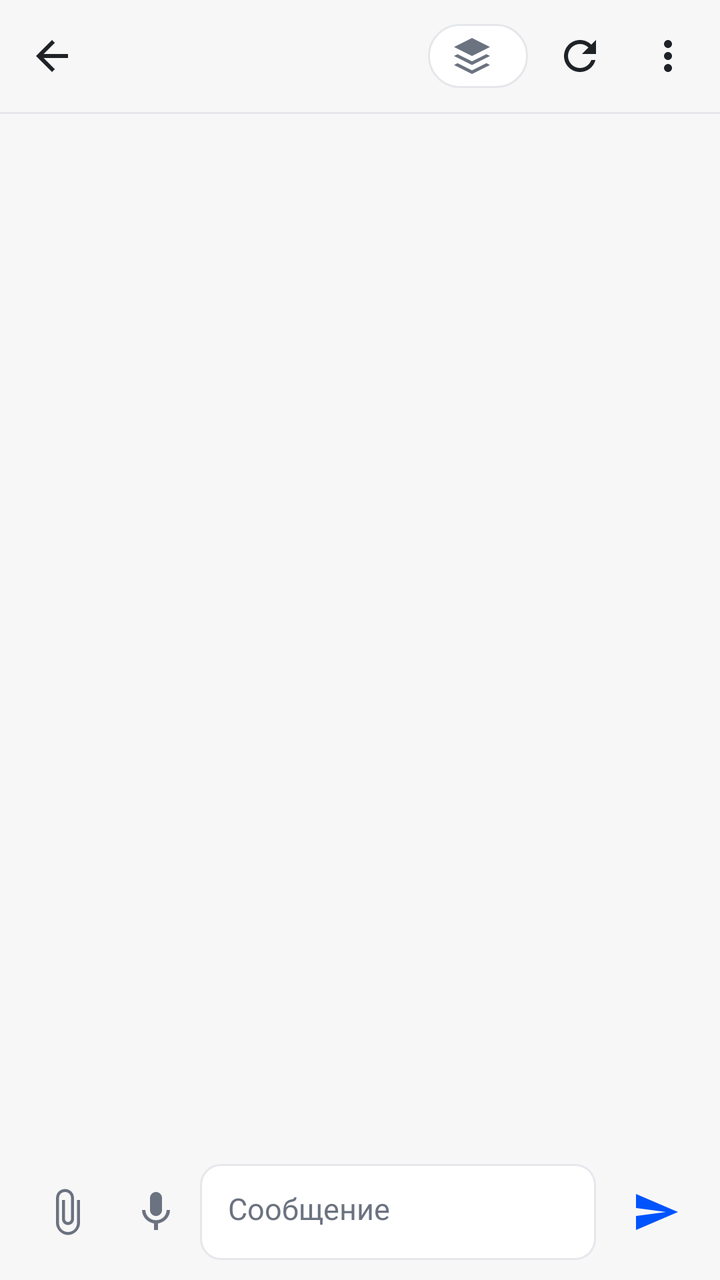
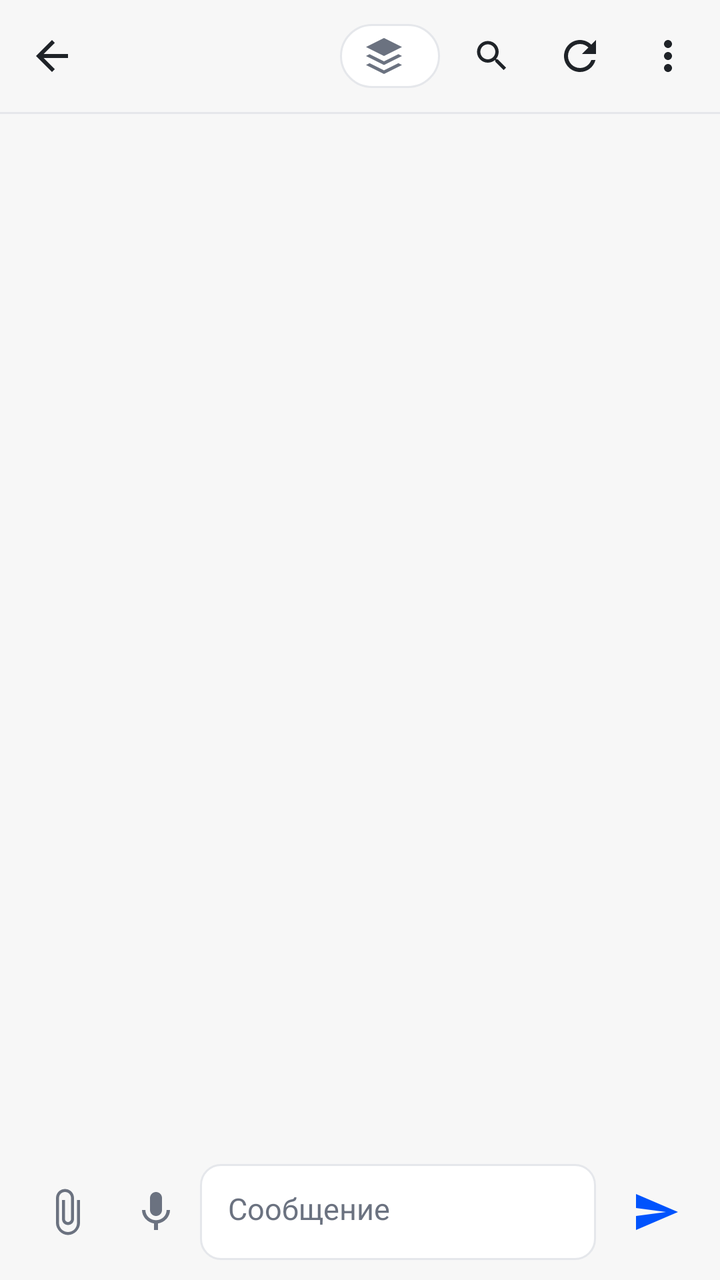

Before-and-after screenshots of an Android layout around one commit, followed by the original layout XML and the change that was made.
<!-- AndroidManifest.xml: activity theme Theme.Hermes -->
<!-- res/layout/activity_chat.xml -->
<?xml version="1.0" encoding="utf-8"?>
<LinearLayout xmlns:android="http://schemas.android.com/apk/res/android"
    android:layout_width="match_parent"
    android:layout_height="match_parent"
    android:background="@color/app_bg"
    android:orientation="vertical">

    
    <LinearLayout
        android:layout_width="match_parent"
        android:layout_height="56dp"
        android:background="@color/app_bg"
        android:gravity="center_vertical"
        android:orientation="horizontal"
        android:paddingStart="4dp"
        android:paddingEnd="4dp">

        <ImageButton
            android:id="@+id/btnBack"
            android:layout_width="44dp"
            android:layout_height="44dp"
            android:background="?android:attr/selectableItemBackgroundBorderless"
            android:contentDescription="@string/back"
            android:src="@drawable/ic_back"
            android:tint="@color/text_primary" />

        <TextView
            android:id="@+id/title"
            android:layout_width="0dp"
            android:layout_height="wrap_content"
            android:layout_marginStart="4dp"
            android:layout_weight="1"
            android:ellipsize="end"
            android:maxLines="1"
            android:textColor="@color/text_primary"
            android:textSize="16sp"
            android:textStyle="bold" />

        
        <TextView
            android:id="@+id/btnModel"
            android:layout_width="wrap_content"
            android:layout_height="32dp"
            android:layout_marginEnd="4dp"
            android:background="@drawable/bg_chip"
            android:drawableStart="@drawable/ic_model"
            android:drawablePadding="6dp"
            android:drawableTint="@color/text_secondary"
            android:ellipsize="end"
            android:gravity="center_vertical"
            android:maxLines="1"
            android:paddingStart="10dp"
            android:paddingEnd="10dp"
            android:textColor="@color/text_secondary"
            android:textSize="12sp" />

        <ImageButton
            android:id="@+id/btnReload"
            android:layout_width="44dp"
            android:layout_height="44dp"
            android:background="?android:attr/selectableItemBackgroundBorderless"
            android:contentDescription="@string/refresh"
            android:src="@drawable/ic_refresh"
            android:tint="@color/text_primary" />

        <ImageButton
            android:id="@+id/btnMore"
            android:layout_width="44dp"
            android:layout_height="44dp"
            android:background="?android:attr/selectableItemBackgroundBorderless"
            android:contentDescription="@string/session_actions"
            android:src="@drawable/ic_more"
            android:tint="@color/text_primary" />
    </LinearLayout>

    <View
        android:layout_width="match_parent"
        android:layout_height="1dp"
        android:background="@color/divider" />

    <FrameLayout
        android:layout_width="match_parent"
        android:layout_height="0dp"
        android:layout_weight="1">

        <androidx.recyclerview.widget.RecyclerView
            android:id="@+id/messages"
            android:layout_width="match_parent"
            android:layout_height="match_parent"
            android:clipToPadding="false"
            android:paddingTop="8dp"
            android:paddingBottom="8dp"
            android:scrollbars="none" />

        
        <TextView
            android:id="@+id/timeline"
            android:layout_width="wrap_content"
            android:layout_height="wrap_content"
            android:layout_gravity="center_horizontal|top"
            android:layout_marginTop="6dp"
            android:alpha="0"
            android:background="@drawable/bg_chip"
            android:paddingStart="12dp"
            android:paddingTop="5dp"
            android:paddingEnd="12dp"
            android:paddingBottom="5dp"
            android:textColor="@color/text_primary"
            android:textSize="11sp" />
    </FrameLayout>

    <TextView
        android:id="@+id/status"
        android:layout_width="match_parent"
        android:layout_height="wrap_content"
        android:paddingStart="16dp"
        android:paddingEnd="16dp"
        android:paddingBottom="4dp"
        android:textColor="@color/text_secondary"
        android:textSize="12sp"
        android:visibility="gone" />

    
    <FrameLayout
        android:id="@+id/attachPreview"
        android:layout_width="wrap_content"
        android:layout_height="wrap_content"
        android:layout_gravity="start"
        android:layout_marginStart="16dp"
        android:layout_marginBottom="4dp"
        android:visibility="gone">

        <ImageView
            android:id="@+id/attachThumb"
            android:layout_width="120dp"
            android:layout_height="120dp"
            android:contentDescription="@string/attached_image"
            android:scaleType="centerCrop" />

        <ImageButton
            android:id="@+id/attachRemove"
            android:layout_width="32dp"
            android:layout_height="32dp"
            android:layout_gravity="end|top"
            android:background="#AA000000"
            android:contentDescription="@string/remove_image"
            android:src="@drawable/ic_back"
            android:tint="@color/text_primary" />
    </FrameLayout>

    
    <LinearLayout
        android:layout_width="match_parent"
        android:layout_height="wrap_content"
        android:background="@color/app_bg"
        android:gravity="bottom"
        android:orientation="horizontal"
        android:paddingStart="12dp"
        android:paddingTop="6dp"
        android:paddingEnd="8dp"
        android:paddingBottom="10dp">

        <ImageButton
            android:id="@+id/btnAttach"
            android:layout_width="44dp"
            android:layout_height="48dp"
            android:background="?android:attr/selectableItemBackgroundBorderless"
            android:contentDescription="@string/attach_image"
            android:src="@drawable/ic_attach"
            android:tint="@color/text_secondary" />

        <ImageButton
            android:id="@+id/btnMic"
            android:layout_width="44dp"
            android:layout_height="48dp"
            android:background="?android:attr/selectableItemBackgroundBorderless"
            android:contentDescription="@string/voice_input"
            android:src="@drawable/ic_mic"
            android:tint="@color/text_secondary" />

        <EditText
            android:id="@+id/input"
            android:layout_width="0dp"
            android:layout_height="wrap_content"
            android:layout_weight="1"
            android:background="@drawable/bg_search"
            android:gravity="top|start"
            android:hint="@string/composer_hint"
            android:importantForAutofill="no"
            android:inputType="textCapSentences|textMultiLine"
            android:maxLines="6"
            android:minHeight="48dp"
            android:paddingStart="14dp"
            android:paddingTop="12dp"
            android:paddingEnd="14dp"
            android:paddingBottom="12dp"
            android:textColor="@color/text_primary"
            android:textColorHint="@color/text_secondary"
            android:textSize="15sp"
            android:autofillHints="" />

        <ImageButton
            android:id="@+id/btnSend"
            android:layout_width="48dp"
            android:layout_height="48dp"
            android:layout_marginStart="6dp"
            android:background="?android:attr/selectableItemBackgroundBorderless"
            android:contentDescription="@string/send"
            android:src="@drawable/ic_send"
            android:tint="@color/accent" />

        <ImageButton
            android:id="@+id/btnSteer"
            android:layout_width="40dp"
            android:layout_height="48dp"
            android:layout_marginStart="2dp"
            android:background="?android:attr/selectableItemBackgroundBorderless"
            android:contentDescription="@string/steer"
            android:src="@drawable/ic_steer"
            android:tint="@color/accent"
            android:visibility="gone" />
    </LinearLayout>
</LinearLayout>
<!-- resources referenced by this layout -->
<resources>
  <color name="accent">#0053fd</color>
  <color name="app_bg">#f7f7f7</color>
  <color name="divider">#e5e7eb</color>
  <color name="text_primary">#1f2328</color>
  <color name="text_secondary">#6b7280</color>
  <!-- drawable bg_chip (drawable) -->
  <?xml version="1.0" encoding="utf-8"?>
  <shape xmlns:android="http://schemas.android.com/apk/res/android" android:shape="rectangle">
      <solid android:color="@color/card_bg" />
      <corners android:radius="18dp" />
      <stroke android:width="1dp" android:color="@color/divider" />
  </shape>
  <!-- drawable bg_search (drawable) -->
  <?xml version="1.0" encoding="utf-8"?>
  <shape xmlns:android="http://schemas.android.com/apk/res/android" android:shape="rectangle">
      <solid android:color="@color/card_bg" />
      <corners android:radius="10dp" />
      <stroke android:width="1dp" android:color="@color/divider" />
  </shape>
  <string name="attach_image">Прикрепить картинку</string>
  <string name="attached_image">Картинка</string>
  <string name="back">Назад</string>
  <string name="composer_hint">Сообщение</string>
  <string name="refresh">Обновить</string>
  <string name="remove_image">Убрать картинку</string>
  <string name="send">Отправить</string>
  <string name="session_actions">Сеанс</string>
  <string name="steer">В поток</string>
  <string name="voice_input">Голосовой ввод</string>
  <color name="card_bg">#ffffff</color>
  <color name="splash_bg">#f7f7f7</color>
  <!-- unchanged entries left out for length: 9 -->
</resources>

<!-- the commit's change to res/layout/activity_chat.xml (unified diff, before → after) -->
@@ -24,17 +24,27 @@
             android:src="@drawable/ic_back"
             android:tint="@color/text_primary" />
 
-        <TextView
-            android:id="@+id/title"
+        
+        <FrameLayout
             android:layout_width="0dp"
             android:layout_height="wrap_content"
             android:layout_marginStart="4dp"
-            android:layout_weight="1"
-            android:ellipsize="end"
-            android:maxLines="1"
-            android:textColor="@color/text_primary"
-            android:textSize="16sp"
-            android:textStyle="bold" />
+            android:layout_weight="1">
+
+            <TextView
+                android:id="@+id/title"
+                android:layout_width="match_parent"
+                android:layout_height="wrap_content"
+                android:ellipsize="end"
+                android:maxLines="1"
+                android:textColor="@color/text_primary"
+                android:textSize="16sp"
+                android:textStyle="bold" />
+
+            <include
+                android:id="@+id/searchBar"
+                layout="@layout/search_bar" />
+        </FrameLayout>
 
         
         <TextView
@@ -55,6 +65,15 @@
             android:textSize="12sp" />
 
         <ImageButton
+            android:id="@+id/btnSearch"
+            android:layout_width="44dp"
+            android:layout_height="44dp"
+            android:background="?android:attr/selectableItemBackgroundBorderless"
+            android:contentDescription="@string/chat_search"
+            android:src="@drawable/ic_search"
+            android:tint="@color/text_primary" />
+
+        <ImageButton
             android:id="@+id/btnReload"
             android:layout_width="44dp"
             android:layout_height="44dp"
@@ -77,6 +96,11 @@
         android:layout_width="match_parent"
         android:layout_height="1dp"
         android:background="@color/divider" />
+
+    
+    <include
+        android:id="@+id/searchResults"
+        layout="@layout/search_results" />
 
     <FrameLayout
         android:layout_width="match_parent"
@@ -221,3 +245,90 @@
             android:visibility="gone" />
     </LinearLayout>
 </LinearLayout>
+<!-- res/layout/search_bar.xml (included above) -->
+<?xml version="1.0" encoding="utf-8"?>
+<LinearLayout xmlns:android="http://schemas.android.com/apk/res/android"
+    android:id="@+id/searchBar"
+    android:layout_width="match_parent"
+    android:layout_height="44dp"
+    android:layout_marginStart="4dp"
+    android:layout_marginEnd="4dp"
+    android:background="@drawable/bg_search"
+    android:gravity="center_vertical"
+    android:orientation="horizontal"
+    android:visibility="gone">
+
+    <EditText
+        android:id="@+id/searchInput"
+        android:layout_width="0dp"
+        android:layout_height="match_parent"
+        android:layout_weight="1"
+        android:background="@null"
+        android:hint="@string/chat_search_hint"
+        android:importantForAutofill="no"
+        android:inputType="text"
+        android:maxLines="1"
+        android:paddingStart="12dp"
+        android:paddingEnd="8dp"
+        android:textColor="@color/text_primary"
+        android:textColorHint="@color/text_secondary"
+        android:textSize="14sp"
+        android:autofillHints="" />
+
+    <TextView
+        android:id="@+id/searchCount"
+        android:layout_width="wrap_content"
+        android:layout_height="wrap_content"
+        android:paddingStart="4dp"
+        android:paddingEnd="4dp"
+        android:textColor="@color/text_secondary"
+        android:textSize="12sp"
+        android:visibility="gone" />
+
+    <ImageButton
+        android:id="@+id/btnPrevMatch"
+        android:layout_width="36dp"
+        android:layout_height="36dp"
+        android:background="?android:attr/selectableItemBackgroundBorderless"
+        android:contentDescription="@string/search_prev"
+        android:src="@drawable/ic_up"
+        android:tint="@color/text_secondary" />
+
+    <ImageButton
+        android:id="@+id/btnNextMatch"
+        android:layout_width="36dp"
+        android:layout_height="36dp"
+        android:background="?android:attr/selectableItemBackgroundBorderless"
+        android:contentDescription="@string/search_next"
+        android:src="@drawable/ic_down"
+        android:tint="@color/text_secondary" />
+
+    <ImageButton
+        android:id="@+id/btnCloseSearch"
+        android:layout_width="36dp"
+        android:layout_height="36dp"
+        android:background="?android:attr/selectableItemBackgroundBorderless"
+        android:contentDescription="@string/close_search"
+        android:src="@drawable/ic_close"
+        android:tint="@color/text_secondary" />
+</LinearLayout>
+<!-- res/layout/search_results.xml (included above) -->
+<?xml version="1.0" encoding="utf-8"?>
+<ScrollView xmlns:android="http://schemas.android.com/apk/res/android"
+    android:id="@+id/searchScroll"
+    android:layout_width="match_parent"
+    android:layout_height="wrap_content"
+    android:background="@color/app_bg"
+    android:elevation="6dp"
+    android:visibility="gone">
+
+    <LinearLayout
+        android:id="@+id/searchResults"
+        android:layout_width="match_parent"
+        android:layout_height="wrap_content"
+        android:orientation="vertical"
+        android:paddingStart="16dp"
+        android:paddingTop="4dp"
+        android:paddingEnd="16dp"
+        android:paddingBottom="8dp" />
+</ScrollView>
<!-- resource entries referenced after the edit -->
@@ -19,12 +19,65 @@
       <corners android:radius="10dp" />
       <stroke android:width="1dp" android:color="@color/divider" />
   </shape>
+  <!-- drawable ic_close (drawable) -->
+  <?xml version="1.0" encoding="utf-8"?>
+  <vector xmlns:android="http://schemas.android.com/apk/res/android"
+      android:width="24dp"
+      android:height="24dp"
+      android:viewportWidth="24"
+      android:viewportHeight="24"
+      android:tint="?android:attr/colorControlNormal">
+      <path
+          android:fillColor="@android:color/white"
+          android:pathData="M19,6.41L17.59,5 12,10.59 6.41,5 5,6.41 10.59,12 5,17.59 6.41,19 12,13.41 17.59,19 19,17.59 13.41,12z" />
+  </vector>
+  <!-- drawable ic_down (drawable) -->
+  <?xml version="1.0" encoding="utf-8"?>
+  <vector xmlns:android="http://schemas.android.com/apk/res/android"
+      android:width="24dp"
+      android:height="24dp"
+      android:viewportWidth="24"
+      android:viewportHeight="24"
+      android:tint="?android:attr/colorControlNormal">
+      <path
+          android:fillColor="@android:color/white"
+          android:pathData="M12,16l6,-6h-12z" />
+  </vector>
+  <!-- drawable ic_search (drawable) -->
+  <?xml version="1.0" encoding="utf-8"?>
+  <vector xmlns:android="http://schemas.android.com/apk/res/android"
+      android:width="20dp"
+      android:height="20dp"
+      android:viewportWidth="24"
+      android:viewportHeight="24"
+      android:tint="@color/text_secondary">
+      <path
+          android:fillColor="#FF000000"
+          android:pathData="M15.5,14h-0.79l-0.28,-0.27C15.41,12.59 16,11.11 16,9.5 16,5.91 13.09,3 9.5,3S3,5.91 3,9.5 5.91,16 9.5,16c1.61,0 3.09,-0.59 4.23,-1.57l0.27,0.28v0.79l5,4.99L20.49,19l-4.99,-5zM9.5,14C7.01,14 5,11.99 5,9.5S7.01,5 9.5,5 14,7.01 14,9.5 11.99,14 9.5,14z" />
+  </vector>
+  <!-- drawable ic_up (drawable) -->
+  <?xml version="1.0" encoding="utf-8"?>
+  <vector xmlns:android="http://schemas.android.com/apk/res/android"
+      android:width="24dp"
+      android:height="24dp"
+      android:viewportWidth="24"
+      android:viewportHeight="24"
+      android:tint="?android:attr/colorControlNormal">
+      <path
+          android:fillColor="@android:color/white"
+          android:pathData="M12,8l-6,6h12z" />
+  </vector>
   <string name="attach_image">Прикрепить картинку</string>
   <string name="attached_image">Картинка</string>
   <string name="back">Назад</string>
+  <string name="chat_search">Поиск в чате</string>
+  <string name="chat_search_hint">Поиск в этом чате…</string>
+  <string name="close_search">Закрыть поиск</string>
   <string name="composer_hint">Сообщение</string>
   <string name="refresh">Обновить</string>
   <string name="remove_image">Убрать картинку</string>
+  <string name="search_next">Следующее совпадение</string>
+  <string name="search_prev">Предыдущее совпадение</string>
   <string name="send">Отправить</string>
   <string name="session_actions">Сеанс</string>
   <string name="steer">В поток</string>
